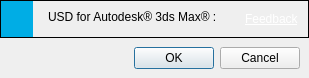
Qt form src/preferences/PreferencesDialog.ui (Autodesk/3dsmax-usd) before a commit.
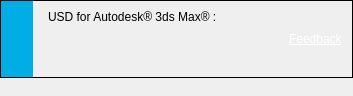
The same form after that commit.

Patch:
```diff
--- a/src/preferences/PreferencesDialog.ui
+++ b/src/preferences/PreferencesDialog.ui
@@ -6,14 +6,14 @@
    <rect>
     <x>0</x>
     <y>0</y>
-    <width>306</width>
-    <height>78</height>
+    <width>353</width>
+    <height>96</height>
    </rect>
   </property>
   <property name="windowTitle">
    <string>USD Preferences</string>
   </property>
-  <layout class="QVBoxLayout" name="verticalLayout_2" stretch="0,1">
+  <layout class="QVBoxLayout" name="verticalLayout_2" stretch="0,0">
    <property name="spacing">
     <number>0</number>
    </property>
@@ -151,13 +151,6 @@
      <property name="bottomMargin">
       <number>9</number>
      </property>
-     <item>
-      <widget class="QDialogButtonBox" name="buttons">
-       <property name="standardButtons">
-        <set>QDialogButtonBox::Cancel|QDialogButtonBox::Ok</set>
-       </property>
-      </widget>
-     </item>
     </layout>
    </item>
   </layout>
```
Left out of the diff: 41 changed lines with no effect on the pictures.
